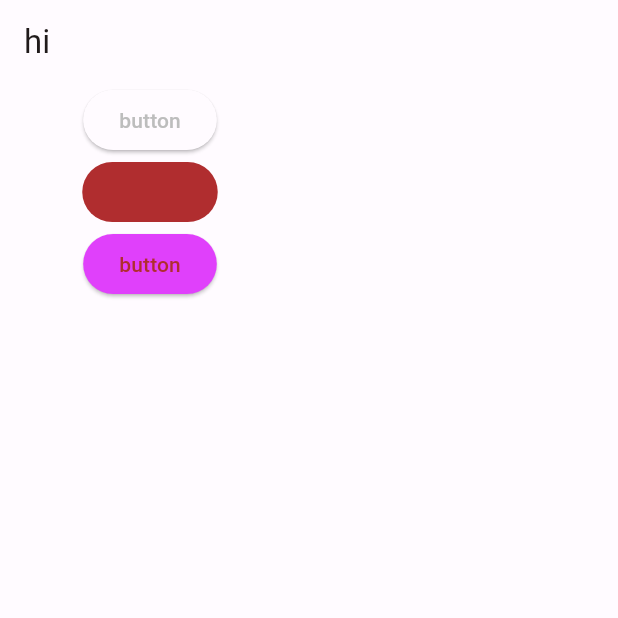
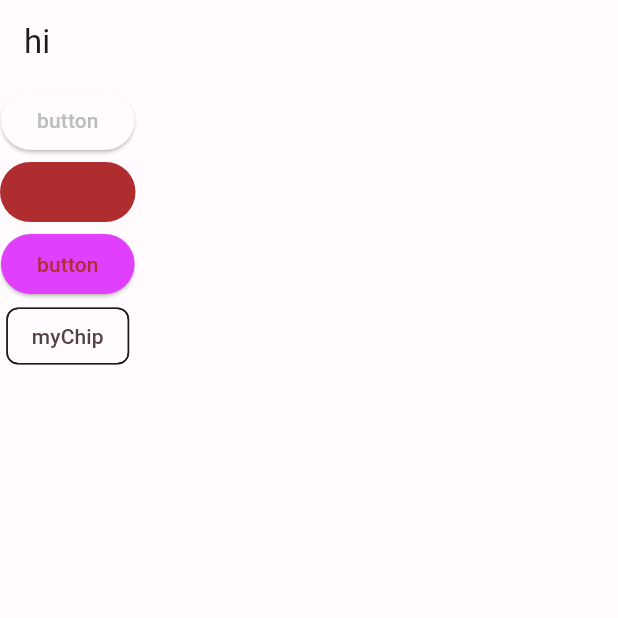
Before and after one commit to Musung1/design_system, a Flutter app: the screen it shows after launch, on a phone screen of 412 x 824 dp, the top half of it. Run offline on Flutter 3.47's test engine with Material 2 defaults, Android fonts, the phone set to English and light mode, and no system bars; our stand-ins replace flutter_screenutil, get, google_fonts.

```diff
--- /dev/null
+++ b/lib/controller/home_controller.dart
@@ -0,0 +1,5 @@
+import 'package:get/get.dart';
+
+class HomeController extends GetxController{
+
+}
--- /dev/null
+++ b/lib/design_system/widget/chips/mychip.dart
@@ -0,0 +1,22 @@
+import'package:flutter/material.dart';
+class MyChip extends StatefulWidget {
+  final String label;
+  final void Function()? function;
+  const MyChip({
+    required this.label,
+    required this.function,
+    Key? key}) : super(key: key);
+
+  @override
+  State<MyChip> createState() => _MyChipState();
+}
+
+class _MyChipState extends State<MyChip> {
+  @override
+  Widget build(BuildContext context) {
+    return GestureDetector(
+        onTap: widget.function,
+        child: Chip(label: Text(widget.label))
+    );
+  }
+}
--- a/lib/home.dart
+++ b/lib/home.dart
@@ -2,13 +2,16 @@ import 'package:design_project/design_system/theme/theme/app_buttonstyle.dart';
 import'package:flutter/material.dart';
 import 'package:flutter_screenutil/flutter_screenutil.dart';
 import 'package:get/get.dart';
+import 'controller/home_controller.dart';
 import 'design_system/theme/theme/app_color.dart';
 import 'design_system/theme/theme/app_theme.dart';
+import 'design_system/widget/chips/mychip.dart';
 class Home extends StatelessWidget {
   const Home({Key? key}) : super(key: key);
 
   @override
   Widget build(BuildContext context) {
+    Get.put(HomeController());
     return Scaffold(
       appBar : AppBar(
         title : Text("hi"),
@@ -31,17 +34,18 @@ class Home extends StatelessWidget {
               child: Text("textButton"),
             ),
             ElevatedButton(
-              onPressed: (){},
+              onPressed: (){
+              },
               style: AppButtonStyle.myButtonStyle,
               child:Text("button"),
             ),
-            Container(
-              height: 200,
-              width : 200,
-            ),
+            const MyChip(label: "myChip",function: function),
           ],
         ),
       ),
     );
   }
 }
+void Function()? function(){
+  print("hi");
+}
```
Also changed, not shown: lib/design_system/theme/theme/app_color_scheme.dart (line endings or trailing spaces).
